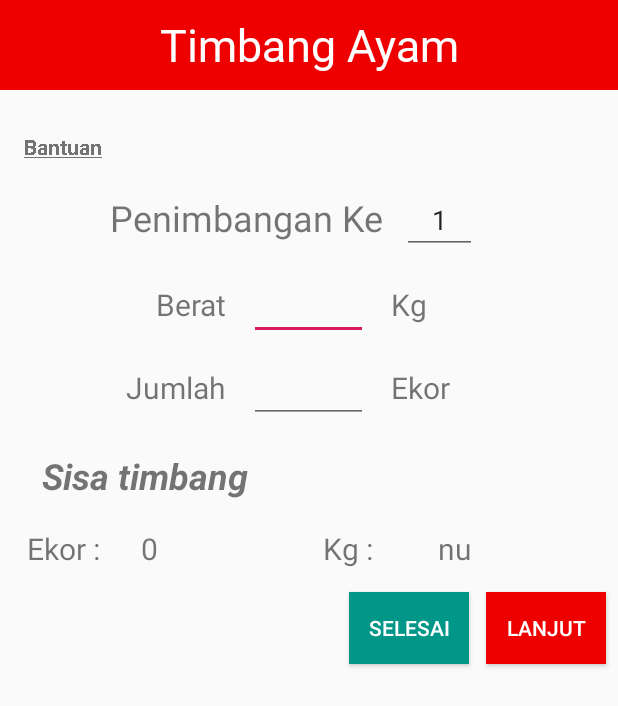
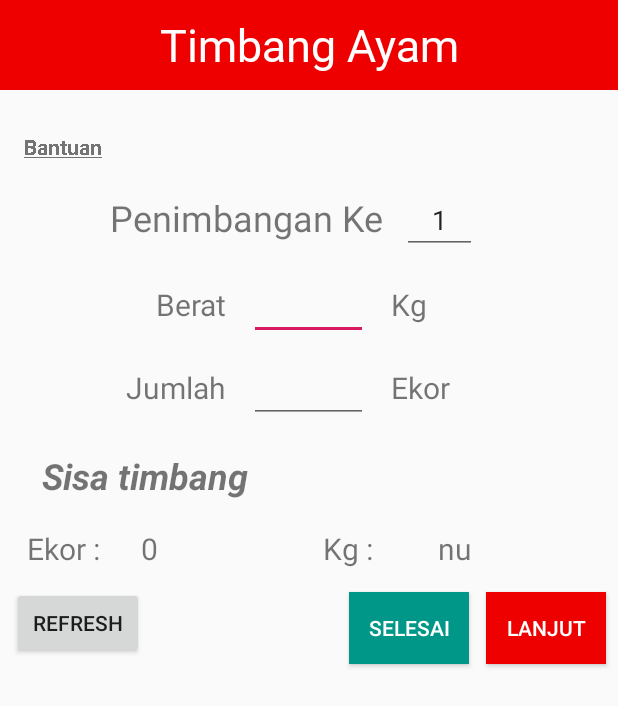
Before and after one commit to dennisprasetia/RPAWONOKOYO, an Android app: the TimbangAyam screen opened directly, with no data from a screen before it, on a phone screen of 412 x 824 dp. Shown: the top 706 px of the screen. Run offline under Robolectric (Android 15) with nearby library versions, the phone set to English and light mode, and no system bars; Roboto replaces fonts that are not available here; 2 statements that could not run were skipped.

```diff
--- a/app/build.gradle
+++ b/app/build.gradle
@@ -7,7 +7,7 @@ android {
         minSdkVersion 24
         targetSdkVersion 27
         versionCode 2
-        versionName "4.3.4"
+        versionName "4.3.5"
         testInstrumentationRunner "android.support.test.runner.AndroidJUnitRunner"
     }
     buildTypes {
--- a/app/src/main/java/com/wonokoyo/rpawonokoyo/SyncronizeData.java
+++ b/app/src/main/java/com/wonokoyo/rpawonokoyo/SyncronizeData.java
@@ -51,7 +51,7 @@ public class SyncronizeData extends AppCompatActivity {
     }
 
     public void pullDataDo() {
-        Call<ResponseBody> callResponse = RetrofitInstance.menuAPI().getRencanaPanen("", spm.getSpIdSopir());
+        Call<ResponseBody> callResponse = RetrofitInstance.menuAPI().getRencanaPanen("", "", spm.getSpIdSopir());
         callResponse.enqueue(new Callback<ResponseBody>() {
             @Override
             public void onResponse(Call<ResponseBody> call, Response<ResponseBody> response) {
--- a/app/src/main/java/com/wonokoyo/rpawonokoyo/connection/MenuService.java
+++ b/app/src/main/java/com/wonokoyo/rpawonokoyo/connection/MenuService.java
@@ -19,7 +19,8 @@ public interface MenuService {
 
     @GET(Vars.API_GET_RENCANA_PANEN)
 //    Call<ResponseBody> getRencanaPanen(@Query("id_sopir") String id_sopir);
-    Call<ResponseBody> getRencanaPanen(@Query("date") String date, @Query("id_sopir") String id_sopir);
+    Call<ResponseBody> getRencanaPanen(@Query("start") String start, @Query("end") String end,
+                                       @Query("id_sopir") String id_sopir);
 
     @GET(Vars.API_SAVE_REALISASI)
     Call<ResponseBody> saveRealisasi(@Query("data_realisasi") String arrayJson);
--- a/app/src/main/java/com/wonokoyo/rpawonokoyo/panenactivity/TimbangAyam.java
+++ b/app/src/main/java/com/wonokoyo/rpawonokoyo/panenactivity/TimbangAyam.java
@@ -42,6 +42,7 @@ public class TimbangAyam extends AppCompatActivity {
     private EditText etBerat;
     private EditText etEkor;
     private TextView txtBantuan;
+    private Button btnRefresh;
 
     // variable lain
     SharedPrefManager spm;
@@ -147,6 +148,19 @@ public class TimbangAyam extends AppCompatActivity {
 
         threadBerat = threadBeratTimbang();
         threadBerat.start();
+
+        btnRefresh = findViewById(R.id.btnRefreshTimbang);
+        btnRefresh.setOnClickListener(new View.OnClickListener() {
+            @Override
+            public void onClick(View v) {
+                if (threadBerat.isAlive()) {
+                    threadBerat.interrupt();
+                }
+
+                threadBerat = threadBeratTimbang();
+                threadBerat.start();
+            }
+        });
     }
 
     @Override
--- a/app/src/main/java/com/wonokoyo/rpawonokoyo/utilities/Vars.java
+++ b/app/src/main/java/com/wonokoyo/rpawonokoyo/utilities/Vars.java
@@ -18,7 +18,8 @@ public class Vars {
     //public static final String API_GET_COUNT_RENCANA = "index.php?action=get_count_rencana";
     public static final String API_GET_COUNT_RENCANA = "get_count_rencana";
     //public static final String API_GET_RENCANA_PANEN = "index.php?action=get_rencana_panen";
-    public static final String API_GET_RENCANA_PANEN = "get_do_by_date";
+    public static final String API_GET_RENCANA_PANEN = "get_do_by_farm";
+//    public static final String API_GET_RENCANA_PANEN = "get_do_by_date";
     //public static final String API_GET_DETAIL_RENCANA = "index.php?action=detail_rencana_panen";
     public static final String API_SAVE_REALISASI = "save_realisasi";
     public static final String API_SAVE_TARA = "save_tara";
--- a/app/src/main/res/layout/activity_timbang_ayam.xml
+++ b/app/src/main/res/layout/activity_timbang_ayam.xml
@@ -230,6 +230,19 @@
         app:layout_constraintTop_toBottomOf="@+id/tableLayout2"
         app:layout_constraintVertical_bias="0.0" />
 
+    <Button
+        android:id="@+id/btnRefreshTimbang"
+        android:layout_width="wrap_content"
+        android:layout_height="wrap_content"
+        android:layout_marginStart="8dp"
+        android:layout_marginTop="12dp"
+        android:layout_marginEnd="8dp"
+        android:text="Refresh"
+        app:layout_constraintEnd_toStartOf="@+id/btnSelesai"
+        app:layout_constraintHorizontal_bias="0.0"
+        app:layout_constraintStart_toStartOf="parent"
+        app:layout_constraintTop_toBottomOf="@+id/tableLayout2" />
+
     <TextView
         android:id="@+id/txtBantuanAyam"
         android:layout_width="wrap_content"
```
Also changed, not shown: app/src/main/java/com/wonokoyo/rpawonokoyo/MenuActivity.java (+9 -2 lines).
